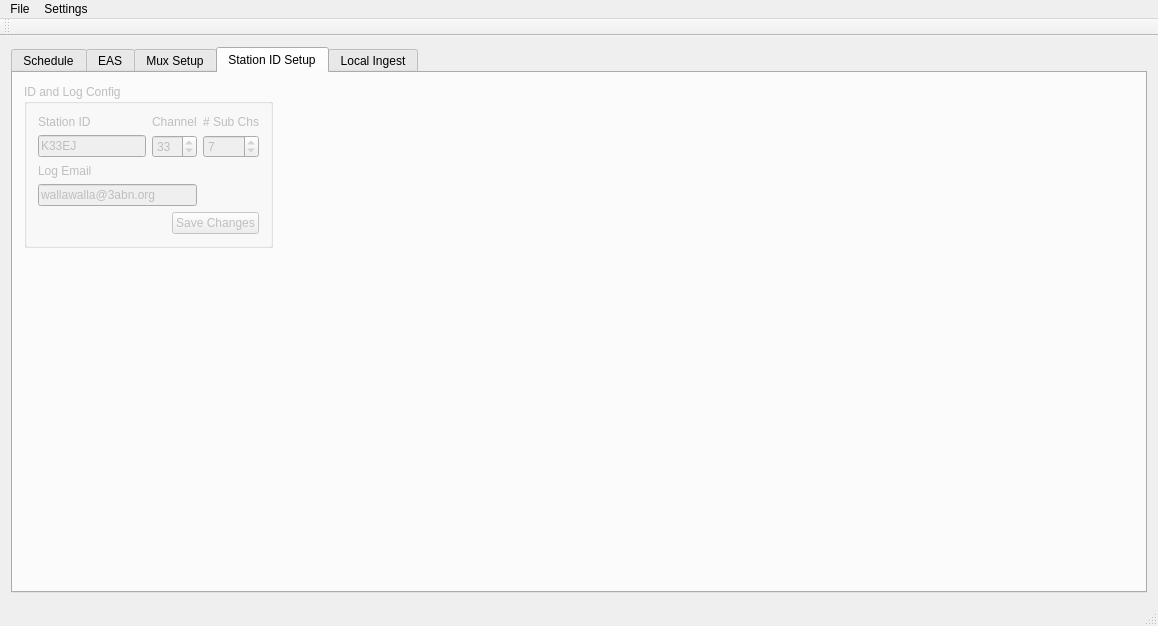
Qt form Source/mainwindow.ui (dedicatedbroadcastsolutions/TvARP) before a commit.
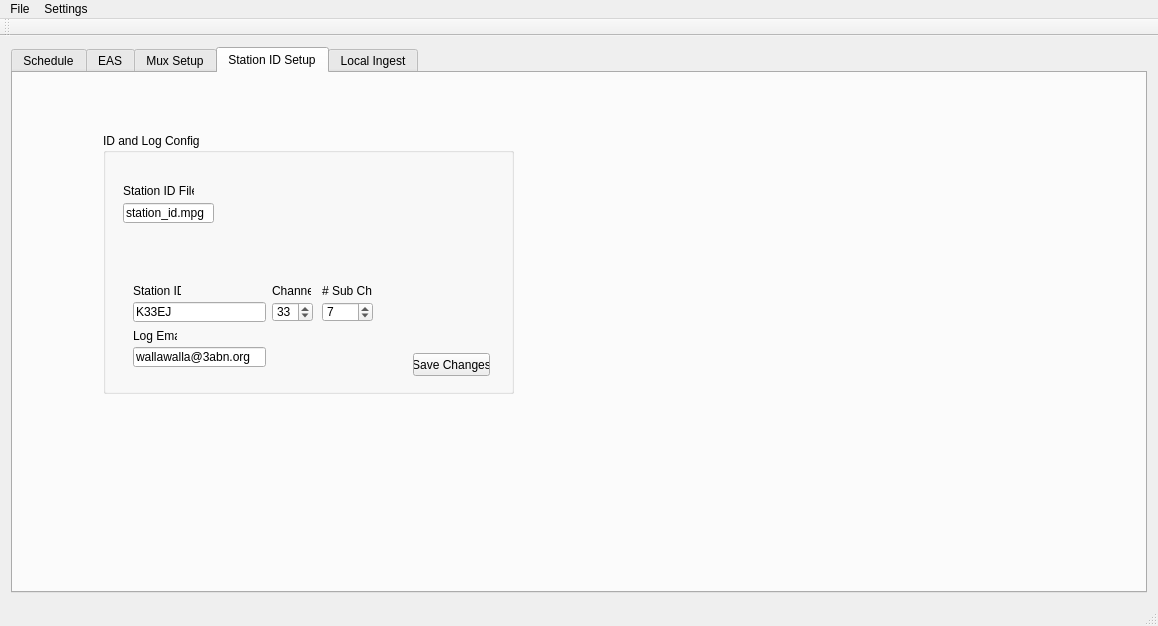
The same form after that commit. The open tabs and pages were chosen to show the change. Icons and pictures are not drawn.

The edit to the form file:
```diff
--- a/Source/mainwindow.ui
+++ b/Source/mainwindow.ui
@@ -963,53 +963,95 @@
        <attribute name="title">
         <string>Station ID Setup</string>
        </attribute>
-       <layout class="QFormLayout" name="formLayout">
-        <item row="0" column="0">
          <widget class="QGroupBox" name="groupBox_4">
           <property name="enabled">
-           <bool>false</bool>
+         <bool>true</bool>
+        </property>
+        <property name="geometry">
+         <rect>
+          <x>90</x>
+          <y>60</y>
+          <width>411</width>
+          <height>261</height>
+         </rect>
           </property>
           <property name="title">
            <string>ID and Log Config</string>
           </property>
-          <layout class="QGridLayout" name="gridLayout_6">
-           <item row="4" column="0" colspan="3">
             <widget class="QLineEdit" name="lineEdit_3">
+         <property name="geometry">
+          <rect>
+           <x>30</x>
+           <y>214</y>
+           <width>133</width>
+           <height>20</height>
+          </rect>
+         </property>
              <property name="text">
               <string>wallawalla@3abn.org</string>
              </property>
             </widget>
-           </item>
-           <item row="5" column="2" colspan="2">
             <widget class="QPushButton" name="pushButton_2">
+         <property name="geometry">
+          <rect>
+           <x>310</x>
+           <y>220</y>
+           <width>77</width>
+           <height>23</height>
+          </rect>
+         </property>
              <property name="text">
               <string>Save Changes</string>
              </property>
             </widget>
-           </item>
-           <item row="3" column="0" colspan="2">
             <widget class="QLabel" name="label_9">
+         <property name="geometry">
+          <rect>
+           <x>30</x>
+           <y>195</y>
+           <width>44</width>
+           <height>16</height>
+          </rect>
+         </property>
              <property name="text">
               <string>Log Email</string>
              </property>
             </widget>
-           </item>
-           <item row="0" column="1" colspan="2">
             <widget class="QLabel" name="label_10">
+         <property name="geometry">
+          <rect>
+           <x>169</x>
+           <y>150</y>
+           <width>39</width>
+           <height>16</height>
+          </rect>
+         </property>
              <property name="text">
               <string>Channel</string>
              </property>
             </widget>
-           </item>
-           <item row="0" column="3">
             <widget class="QLabel" name="label_11">
+         <property name="geometry">
+          <rect>
+           <x>219</x>
+           <y>150</y>
+           <width>50</width>
+           <height>16</height>
+          </rect>
+         </property>
              <property name="text">
               <string># Sub Chs</string>
              </property>
             </widget>
-           </item>
-           <item row="2" column="1" colspan="2">
             <widget class="QSpinBox" name="spinBox_2">
+         <property name="geometry">
+          <rect>
+           <x>169</x>
+           <y>169</y>
+           <width>41</width>
+           <height>20</height>
+          </rect>
+         </property>
              <property name="minimum">
               <number>2</number>
              </property>
@@ -1020,23 +1062,41 @@
               <number>33</number>
              </property>
             </widget>
-           </item>
-           <item row="2" column="0">
             <widget class="QLineEdit" name="lineEdit_2">
+         <property name="geometry">
+          <rect>
+           <x>30</x>
+           <y>169</y>
+           <width>133</width>
+           <height>20</height>
+          </rect>
+         </property>
              <property name="text">
               <string>K33EJ</string>
              </property>
             </widget>
-           </item>
-           <item row="0" column="0">
             <widget class="QLabel" name="label_8">
+         <property name="geometry">
+          <rect>
+           <x>30</x>
+           <y>150</y>
+           <width>48</width>
+           <height>16</height>
+          </rect>
+         </property>
              <property name="text">
               <string>Station ID</string>
              </property>
             </widget>
-           </item>
-           <item row="2" column="3">
             <widget class="QSpinBox" name="spinBox_3">
+         <property name="geometry">
+          <rect>
+           <x>219</x>
+           <y>169</y>
+           <width>51</width>
+           <height>20</height>
+          </rect>
+         </property>
              <property name="minimum">
               <number>1</number>
              </property>
@@ -1044,11 +1104,33 @@
               <number>7</number>
              </property>
             </widget>
-           </item>
-          </layout>
-         </widget>
-        </item>
-       </layout>
+        <widget class="QLineEdit" name="lineEdit">
+         <property name="geometry">
+          <rect>
+           <x>20</x>
+           <y>70</y>
+           <width>91</width>
+           <height>20</height>
+          </rect>
+         </property>
+         <property name="text">
+          <string>station_id.mpg</string>
+         </property>
+        </widget>
+        <widget class="QLabel" name="label_21">
+         <property name="geometry">
+          <rect>
+           <x>20</x>
+           <y>50</y>
+           <width>71</width>
+           <height>16</height>
+          </rect>
+         </property>
+         <property name="text">
+          <string>Station ID File:</string>
+         </property>
+        </widget>
+       </widget>
       </widget>
       <widget class="QWidget" name="tab_6">
        <attribute name="title">
```
Left out of the diff: 4 changed lines with no effect on the pictures. Lines whose indentation alone changed are shown as unchanged.
